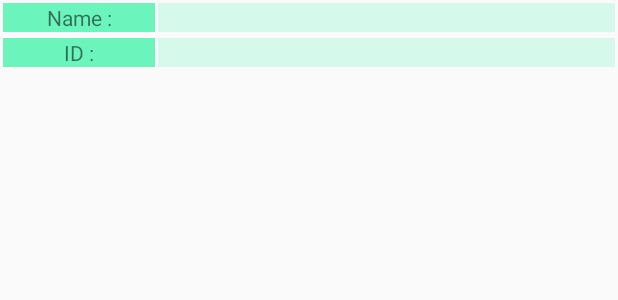
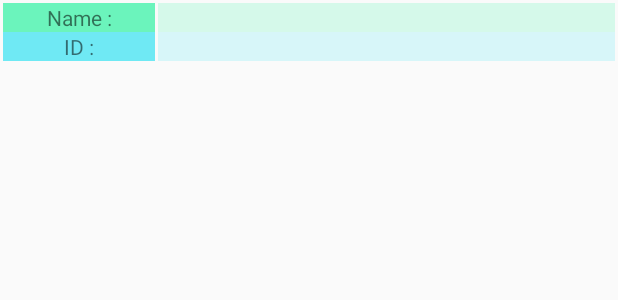
Before and after one commit to Taran2994/AndroidProject, an Android app: the layout emp_adapter_layout.xml on its own in the app's theme, with its tools: preview values and no code run, on a phone screen of 412 x 824 dp. Shown: the top 300 px of the screen. Run offline under Robolectric (Android 15) with nearby library versions, the phone set to English and light mode, and no system bars.

Commit message:
Custom Adapter working (Minor Corrections) C#21

```diff
--- a/app/src/main/java/com/example/myapplication/MainActivity.java
+++ b/app/src/main/java/com/example/myapplication/MainActivity.java
@@ -13,17 +13,13 @@ public class MainActivity extends AppCompatActivity {
 
 
     ListView listView;
-    ArrayList<Employee> emlist=SingletonClass.getInstance().emplist;
+    ArrayList<Employee> emlist = SingletonClass.getInstance().emplist;
 
     @Override
     protected void onCreate(Bundle savedInstanceState) {
         super.onCreate(savedInstanceState);
         setContentView(R.layout.activity_main);
-        listView=findViewById(R.id.listview);
-
-
-
-
+        listView = findViewById(R.id.listview);
 
 
     }
@@ -31,25 +27,17 @@ public class MainActivity extends AppCompatActivity {
     @Override
     protected void onStart() {
         super.onStart();
-        EmployeeAdapter empAdapter= new EmployeeAdapter(this,R.layout.emp_adapter_layout,emlist);
+        EmployeeAdapter empAdapter = new EmployeeAdapter(this, R.layout.emp_adapter_layout, emlist);
         listView.setAdapter(empAdapter);
-        SingletonClass singlobj= SingletonClass.getInstance();
-        System.out.println("The size is "+ singlobj.emplist.size());
-        for(int i=0;i<singlobj.emplist.size();i++)
-        {
-            Employee emp= singlobj.emplist.get(i);
-            System.out.println(emp.getName());
-            System.out.println(emp.getEmpType());
-        }
+
 
     }
 
     public void openn(View view) {
         Intent intent = new Intent(this, RegisterationForm.class);
-           startActivity(intent);
+        startActivity(intent);
 
     }
 
 
-
 }
--- a/app/src/main/res/layout/emp_adapter_layout.xml
+++ b/app/src/main/res/layout/emp_adapter_layout.xml
@@ -13,7 +13,9 @@
             android:id="@+id/nameConst"
             android:layout_width="0dp"
             android:layout_height="wrap_content"
-            android:layout_margin="2dp"
+            android:layout_marginLeft="2dp"
+            android:layout_marginTop="2dp"
+            android:layout_marginRight="2dp"
             android:layout_weight="1"
             android:background="#A924F19E"
             android:gravity="center"
@@ -26,10 +28,9 @@
             android:layout_marginLeft="0dp"
             android:layout_marginTop="2dp"
             android:layout_marginRight="2dp"
-            android:layout_marginBottom="2dp"
             android:layout_weight="3"
             android:background="#2C24F19E"
-            android:gravity="center"></TextView>
+            android:gravity="left"></TextView>
 
     </LinearLayout>
 
@@ -41,9 +42,11 @@
             android:id="@+id/idConst"
             android:layout_width="0dp"
             android:layout_height="wrap_content"
-            android:layout_margin="2dp"
+            android:layout_marginLeft="2dp"
+            android:layout_marginRight="2dp"
+            android:layout_marginBottom="2dp"
             android:layout_weight="1"
-            android:background="#A924F19E"
+            android:background="#A524E0F1"
             android:gravity="center"
             android:text="ID :"></TextView>
 
@@ -52,12 +55,11 @@
             android:layout_width="0dp"
             android:layout_height="wrap_content"
             android:layout_marginLeft="0dp"
-            android:layout_marginTop="2dp"
             android:layout_marginRight="2dp"
             android:layout_marginBottom="2dp"
             android:layout_weight="3"
-            android:background="#2C24F19E"
-            android:gravity="center"></TextView>
+            android:background="#2A24E0F1"
+            android:gravity="left"></TextView>
 
     </LinearLayout>
 
```
